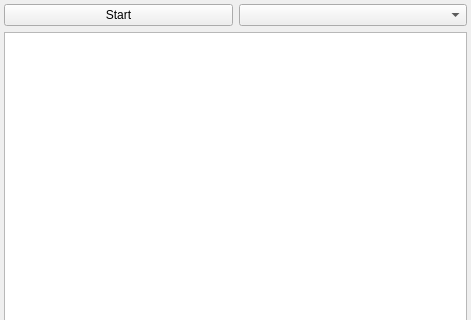
The window that src/finalhe.ui (soarqin/finalhe) describes before a commit, drawn with Qt 5; both pictures show x 0 to 471 and y 0 to 320 of the 471 by 512 pixel window.
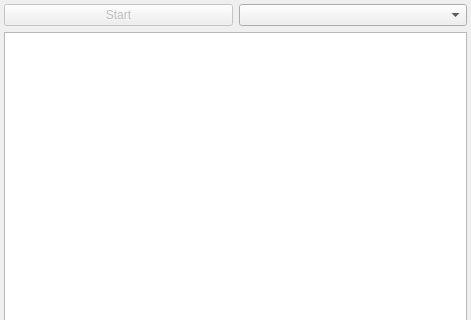
The same window after the commit.

Diff of the .ui file:
```diff
--- a/src/finalhe.ui
+++ b/src/finalhe.ui
@@ -52,6 +52,9 @@
        </property>
        <item>
         <widget class="QPushButton" name="btnStart">
+         <property name="enabled">
+          <bool>false</bool>
+         </property>
          <property name="text">
           <string>Start</string>
          </property>
```
